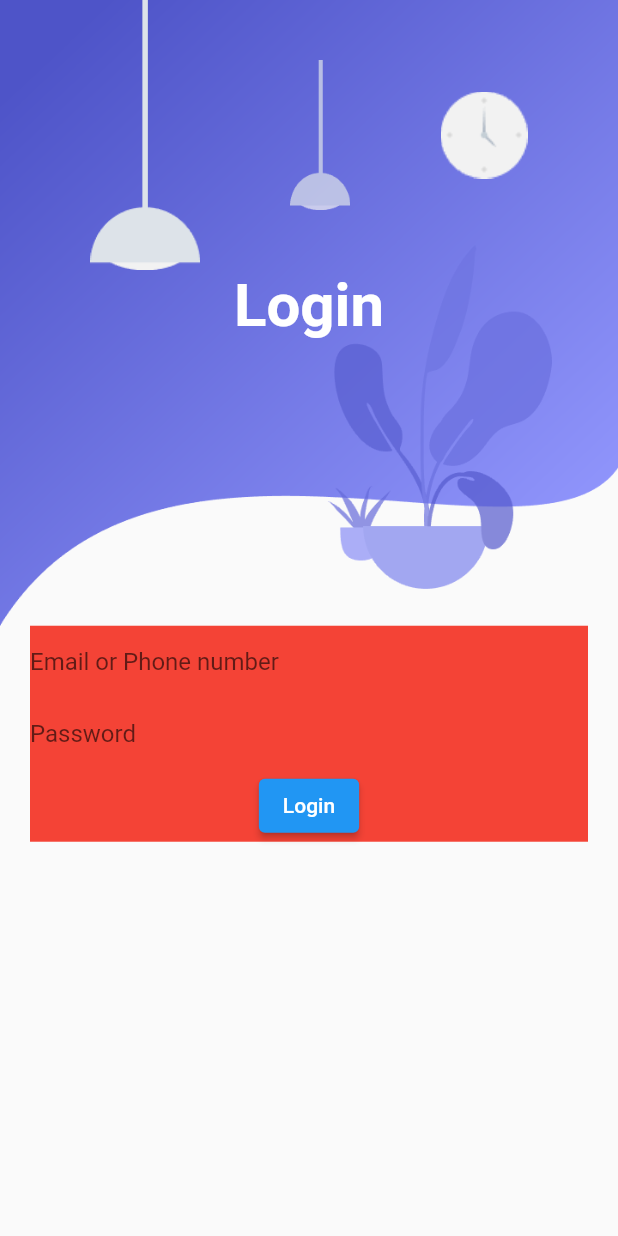
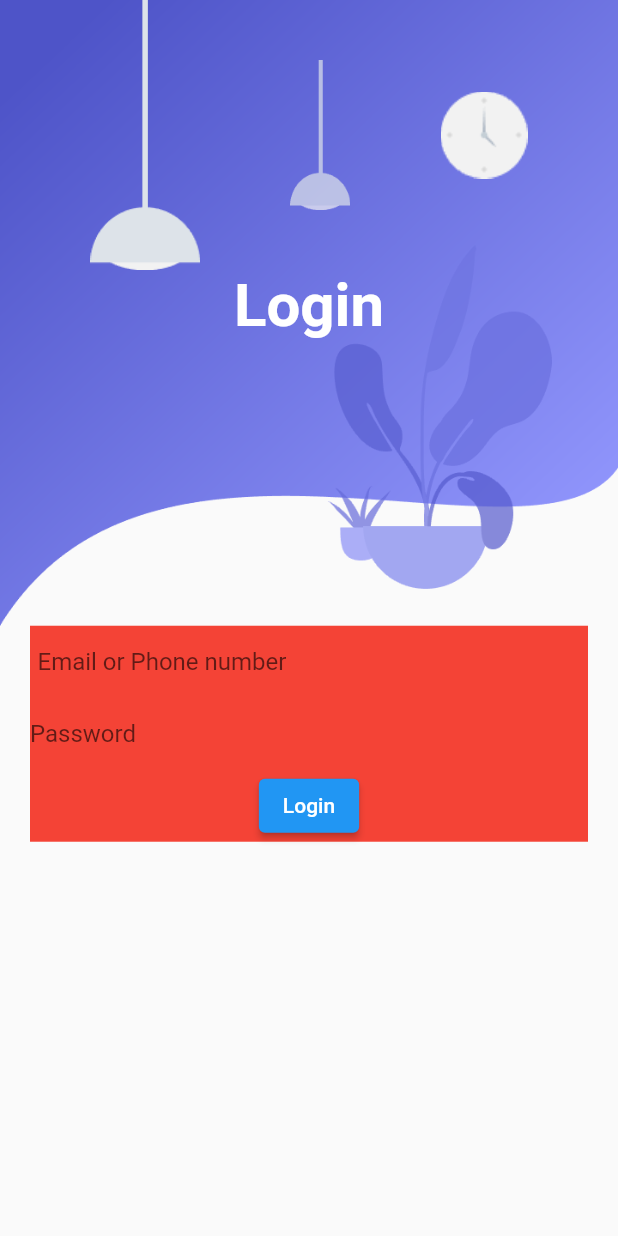
Before and after one commit to NeloverWAburas/LogInRepo, a Flutter app: the screen it shows after launch, on a phone screen of 412 x 824 dp. Run offline on Flutter 3.47's test engine with Material 2 defaults, Android fonts, the phone set to English and light mode, and no system bars.

```diff
--- a/lib/screens/login_screen.dart
+++ b/lib/screens/login_screen.dart
@@ -39,7 +39,6 @@ class LoginScreen extends StatelessWidget {
           ],
         ),
         Form(
-
           child: Container(
             decoration: BoxDecoration(
               color: Colors.red,
@@ -48,6 +47,7 @@ class LoginScreen extends StatelessWidget {
             child: Column(children: [
               TextFormField(
                 decoration: InputDecoration(
+                  contentPadding: EdgeInsets.symmetric(horizontal:5),
                   hintText: "Email or Phone number",
                   border: InputBorder.none,
                 ),
@@ -58,6 +58,7 @@ class LoginScreen extends StatelessWidget {
                   border: InputBorder.none,
                 ),
               ),
+
               ElevatedButton(
                 onPressed: () {},
                 child: Text("Login"),
```
Also changed, not shown: 1 other file.
